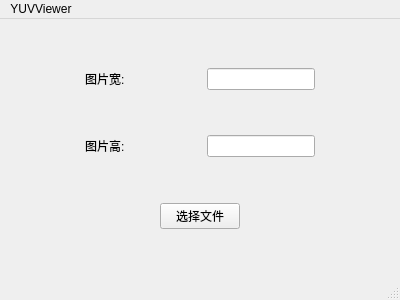
The window that main_window.ui (osenberg-x/YUVViewer) describes before a commit, drawn with Qt 5.
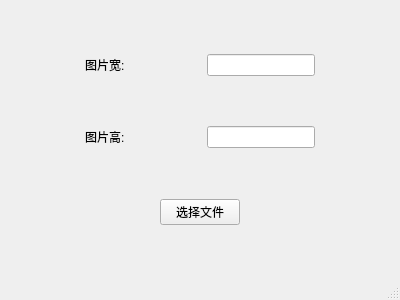
The same window after the commit.

```diff
--- a/main_window.ui
+++ b/main_window.ui
@@ -229,22 +229,6 @@
    </layout>
   </widget>
   <widget class="QStatusBar" name="statusbar"/>
-  <widget class="QMenuBar" name="menubar">
-   <property name="geometry">
-    <rect>
-     <x>0</x>
-     <y>0</y>
-     <width>400</width>
-     <height>24</height>
-    </rect>
-   </property>
-   <widget class="QMenu" name="menuYUVViewer">
-    <property name="title">
-     <string>YUVViewer</string>
-    </property>
-   </widget>
-   <addaction name="menuYUVViewer"/>
-  </widget>
  </widget>
  <resources/>
  <connections/>
```
